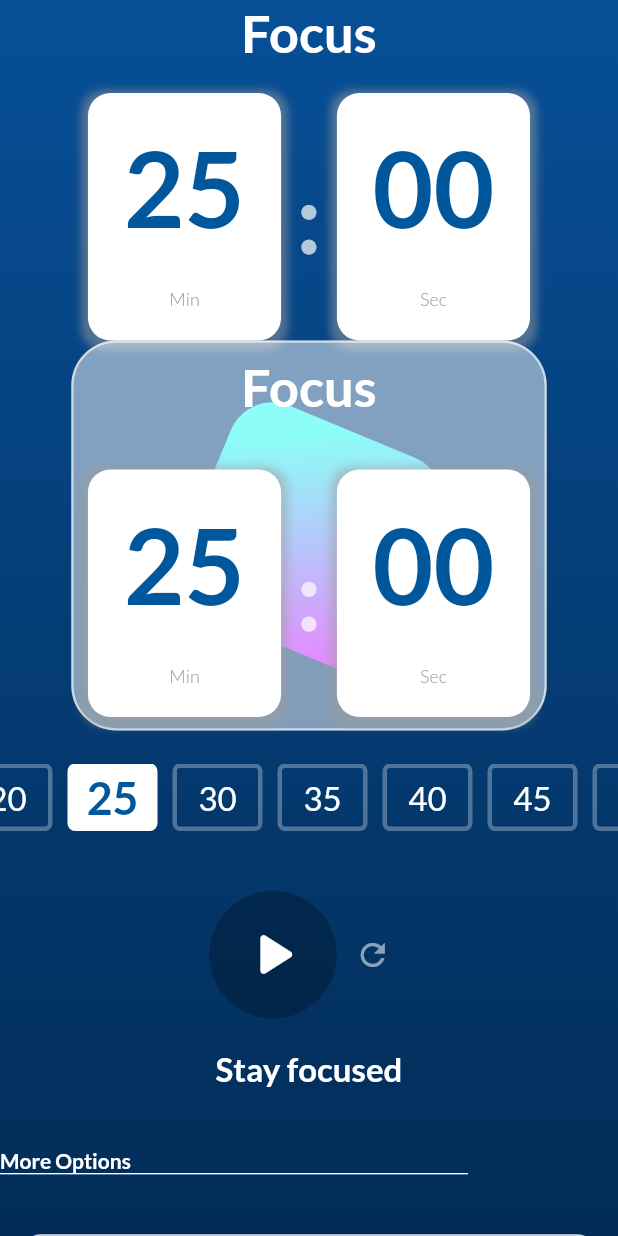
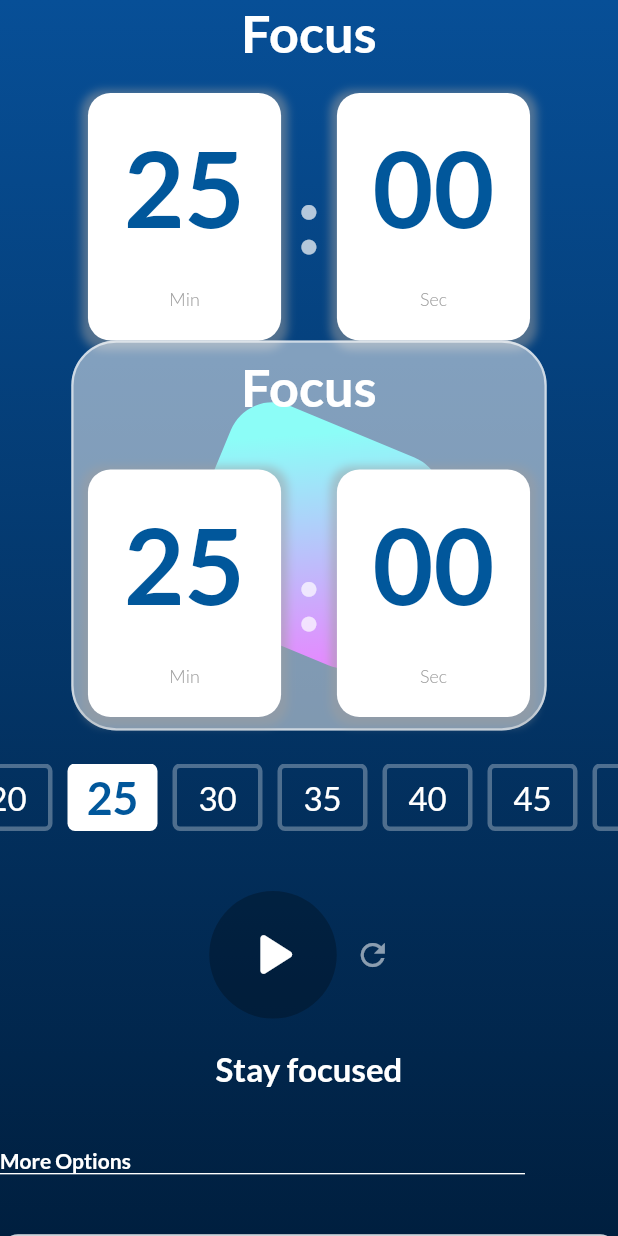
Before and after one commit to radG1t/pomodox, a Flutter app: the screen it shows after launch, on a phone screen of 412 x 824 dp. Run offline on Flutter 3.47's test engine with Material 2 defaults, Android fonts, the phone set to English and light mode, and no system bars; our stand-ins replace google_fonts.

Commit message:
widgets layout changed.

```diff
--- a/lib/PomodoroScreen.dart
+++ b/lib/PomodoroScreen.dart
@@ -19,15 +19,15 @@ class PomodoroScreen extends StatelessWidget {
   Widget build(BuildContext context) {
     final provider = Provider.of<TimerService>(context);
     return SafeArea(
-      child: Padding(
-        padding: const EdgeInsets.fromLTRB(0, 0, 0, 0),
       child: Scaffold(
-          body: SingleChildScrollView(
+        body: Stack(children: [
+          Container(
+            //background
+            decoration:
+                BoxDecoration(gradient: BCrenderColor(provider.currenState)),
+          ),
+          SingleChildScrollView(
             physics: const BouncingScrollPhysics(),
-            child: Expanded(
-              child: Container(
-                decoration: BoxDecoration(
-                    gradient: BCrenderColor(provider.currenState)),
             child: Column(
               children: [
                 const Column(
@@ -48,8 +48,8 @@ class PomodoroScreen extends StatelessWidget {
                   children: [
                     const TimeController(),
                     IconButton(
-                            onPressed: () => Provider.of<TimerService>(context,
-                                    listen: false)
+                        onPressed: () =>
+                            Provider.of<TimerService>(context, listen: false)
                                 .reset(),
                         icon: const Icon(
                           Icons.refresh,
@@ -93,9 +93,7 @@ class PomodoroScreen extends StatelessWidget {
               ],
             ),
           ),
-            ),
-          ),
-        ),
+        ]),
       ),
     );
   }
--- a/lib/widgets/moreOptions.dart
+++ b/lib/widgets/moreOptions.dart
@@ -55,7 +55,7 @@ class MoreOptions extends StatelessWidget {
             style: textStyle(14, Colors.white, FontWeight.w700),
           ),
           Container(
-            width: MediaQuery.sizeOf(context).width - 100,
+            width: MediaQuery.of(context).size.width < 600 ? 350.0 : 2.0,
             height: 0.9,
             color: Colors.white,
           ),
--- a/lib/widgets/notebox.dart
+++ b/lib/widgets/notebox.dart
@@ -6,7 +6,7 @@ class noteBox extends StatelessWidget {
   @override
   Widget build(BuildContext context) {
     return Container(
-      margin: const EdgeInsets.fromLTRB(15, 0, 15, 0),
+      //  margin: const EdgeInsets.fromLTRB(15, 0, 15, 0),
       decoration: BoxDecoration(
         borderRadius: BorderRadius.circular(12),
         color: const Color.fromRGBO(255, 255, 255, 0.498),
```
Lines whose indentation alone changed are shown as unchanged.
